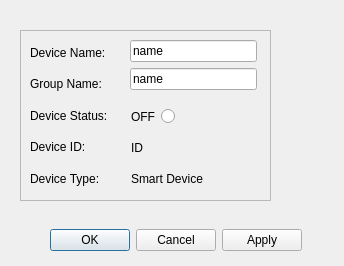
This is GUI/GUI/settingsdialogwindow.ui in vNexx/Jarvis as Qt 5 draws it before an edit. The edited form follows.
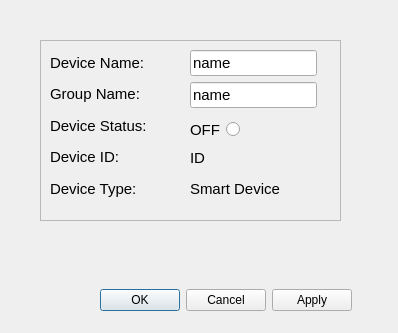
This is the edited form.

```diff
--- a/GUI/GUI/settingsdialogwindow.ui
+++ b/GUI/GUI/settingsdialogwindow.ui
@@ -9,8 +9,8 @@
    <rect>
     <x>0</x>
     <y>0</y>
-    <width>344</width>
-    <height>266</height>
+    <width>398</width>
+    <height>333</height>
    </rect>
   </property>
   <property name="windowTitle">
@@ -22,8 +22,8 @@
   <widget class="QWidget" name="layoutWidget">
    <property name="geometry">
     <rect>
-     <x>50</x>
-     <y>220</y>
+     <x>100</x>
+     <y>280</y>
      <width>291</width>
      <height>41</height>
     </rect>
@@ -57,12 +57,15 @@
   <widget class="QFrame" name="frame">
    <property name="geometry">
     <rect>
-     <x>20</x>
-     <y>30</y>
-     <width>251</width>
-     <height>171</height>
+     <x>40</x>
+     <y>40</y>
+     <width>301</width>
+     <height>181</height>
     </rect>
    </property>
+   <property name="styleSheet">
+    <string notr="true"/>
+   </property>
    <property name="frameShape">
     <enum>QFrame::StyledPanel</enum>
    </property>
@@ -74,13 +77,18 @@
      <rect>
       <x>10</x>
       <y>10</y>
-      <width>90</width>
+      <width>111</width>
       <height>151</height>
      </rect>
     </property>
     <layout class="QVBoxLayout" name="vertNameLabelsLayout">
      <item>
       <widget class="QLabel" name="label">
+       <property name="font">
+        <font>
+         <pointsize>11</pointsize>
+        </font>
+       </property>
        <property name="text">
         <string>Device Name:</string>
        </property>
@@ -88,6 +96,11 @@
      </item>
      <item>
       <widget class="QLabel" name="label_2">
+       <property name="font">
+        <font>
+         <pointsize>11</pointsize>
+        </font>
+       </property>
        <property name="text">
         <string>Group Name:</string>
        </property>
@@ -95,6 +108,11 @@
      </item>
      <item>
       <widget class="QLabel" name="label_3">
+       <property name="font">
+        <font>
+         <pointsize>11</pointsize>
+        </font>
+       </property>
        <property name="text">
         <string>Device Status:</string>
        </property>
@@ -102,6 +120,11 @@
      </item>
      <item>
       <widget class="QLabel" name="label_4">
+       <property name="font">
+        <font>
+         <pointsize>11</pointsize>
+        </font>
+       </property>
        <property name="text">
         <string>Device ID:</string>
        </property>
@@ -109,6 +132,11 @@
      </item>
      <item>
       <widget class="QLabel" name="label_5">
+       <property name="font">
+        <font>
+         <pointsize>11</pointsize>
+        </font>
+       </property>
        <property name="text">
         <string>Device Type:</string>
        </property>
@@ -119,15 +147,20 @@
    <widget class="QWidget" name="layoutWidget">
     <property name="geometry">
      <rect>
-      <x>110</x>
+      <x>150</x>
       <y>10</y>
       <width>127</width>
-      <height>52</height>
+      <height>60</height>
      </rect>
     </property>
     <layout class="QVBoxLayout" name="verticalLayout_3">
      <item>
       <widget class="QLineEdit" name="GroupNameEdit">
+       <property name="font">
+        <font>
+         <pointsize>11</pointsize>
+        </font>
+       </property>
        <property name="text">
         <string>name</string>
        </property>
@@ -135,6 +168,11 @@
      </item>
      <item>
       <widget class="QLineEdit" name="nameEdit">
+       <property name="font">
+        <font>
+         <pointsize>11</pointsize>
+        </font>
+       </property>
        <property name="text">
         <string>name</string>
        </property>
@@ -145,9 +183,9 @@
    <widget class="QWidget" name="layoutWidget">
     <property name="geometry">
      <rect>
-      <x>111</x>
-      <y>77</y>
-      <width>46</width>
+      <x>150</x>
+      <y>80</y>
+      <width>52</width>
       <height>20</height>
      </rect>
     </property>
@@ -157,6 +195,11 @@
      </property>
      <item>
       <widget class="QLabel" name="statusLabel">
+       <property name="font">
+        <font>
+         <pointsize>11</pointsize>
+        </font>
+       </property>
        <property name="text">
         <string>OFF</string>
        </property>
@@ -164,6 +207,11 @@
      </item>
      <item>
       <widget class="QRadioButton" name="statusRadioButton">
+       <property name="font">
+        <font>
+         <pointsize>11</pointsize>
+        </font>
+       </property>
        <property name="text">
         <string/>
        </property>
@@ -174,9 +222,9 @@
    <widget class="QWidget" name="layoutWidget">
     <property name="geometry">
      <rect>
-      <x>111</x>
+      <x>150</x>
       <y>100</y>
-      <width>84</width>
+      <width>104</width>
       <height>61</height>
      </rect>
     </property>
@@ -186,6 +234,11 @@
      </property>
      <item>
       <widget class="QLabel" name="idLabel">
+       <property name="font">
+        <font>
+         <pointsize>11</pointsize>
+        </font>
+       </property>
        <property name="text">
         <string>ID</string>
        </property>
@@ -196,6 +249,11 @@
      </item>
      <item>
       <widget class="QLabel" name="deviceTypelabel">
+       <property name="font">
+        <font>
+         <pointsize>11</pointsize>
+        </font>
+       </property>
        <property name="text">
         <string>Smart Device</string>
        </property>
```
